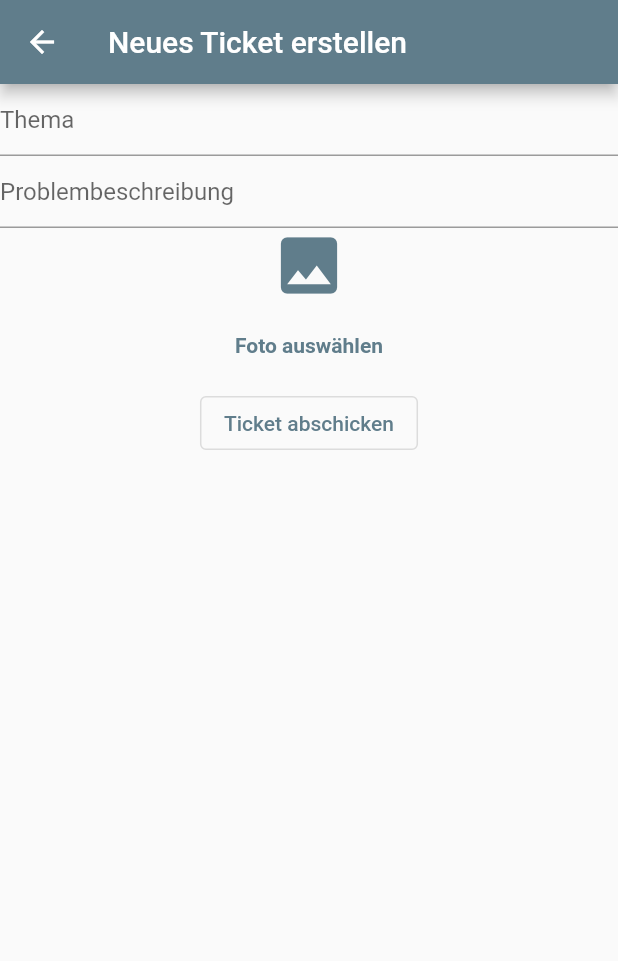
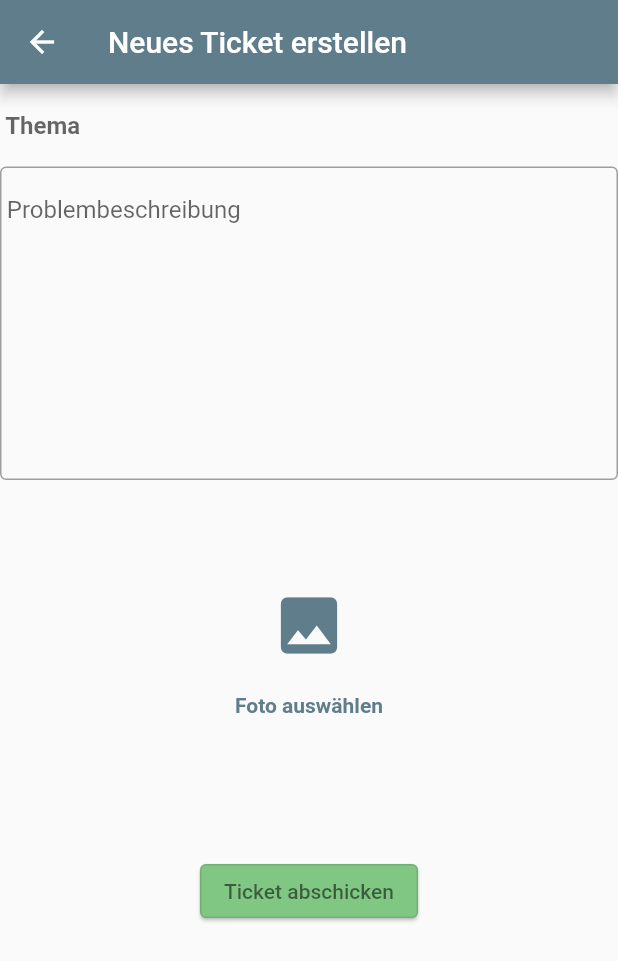
Before and after one commit to mayaArh/Hausmeisterapp, a Flutter app: the TicketCreationView screen opened directly with empty values, on a phone screen of 412 x 824 dp. Shown: the top 961 px of the screen. Run offline on Flutter 3.47's test engine with Material 2 defaults, Android fonts, the light colour scheme and no system bars; our stand-ins replace cloud_firestore, firebase_auth, firebase_core, firebase_storage, flutter_image_compress, image_cropper and 2 more; accounts and stored records are empty; network calls fail.

Commit message:
single android functionality with some ui faults

```diff
--- a/lib/constants/routes.dart
+++ b/lib/constants/routes.dart
@@ -3,5 +3,5 @@ const registerRoute = '/register/';
 const verifyEmailRoute = '/verify-email/';
 const citiesOverviewRoute = '/cities-overview/';
 const housesOverviewRoute = '/houses-overview/';
-const ticketsOverviewRoute = '/tickets_overview/';
+const ticketsOverviewRoute = '/tickets-overview/';
 const ticketCreationRoute = '/ticket-creation';
--- a/lib/views/administration_views/login_view.dart
+++ b/lib/views/administration_views/login_view.dart
@@ -89,7 +89,7 @@ class _LoginViewState extends State<LoginView> {
                 await ErrorDialog.showErrorDialog(context, 'Wrong password');
               } on GenericAuthException {
                 await ErrorDialog.showErrorDialog(
-                    context, 'Authentication Error');
+                    context, 'Bitte verbinden Sie sich mit dem Internet.');
               }
             },
             child: const Text('Anmelden.'),
--- a/lib/views/administration_views/single_ticket_view.dart
+++ b/lib/views/administration_views/single_ticket_view.dart
@@ -100,6 +100,11 @@ class _SingleTicketViewState extends State<SingleTicketView> {
               ),
               child: const Text('Ticket speichern')),
           ElevatedButton(
+              style: ButtonStyle(
+                  backgroundColor: widget.selectedTicket.status ==
+                          TicketStatus.open
+                      ? MaterialStateProperty.all(Colors.green.shade400)
+                      : MaterialStateProperty.all(Colors.deepOrange.shade400)),
               onPressed: () async {
                 Ticket ticket;
                 if (widget.selectedTicket.status == TicketStatus.open) {
@@ -113,8 +118,14 @@ class _SingleTicketViewState extends State<SingleTicketView> {
                 Navigator.pop(context);
               },
               child: widget.selectedTicket.status == TicketStatus.open
-                  ? const Text('als fertiggestellt markieren')
-                  : const Text('Als offen markieren'))
+                  ? const Text(
+                      'als fertiggestellt markieren',
+                      selectionColor: Colors.green,
+                    )
+                  : const Text(
+                      'Als offen markieren',
+                      selectionColor: Colors.deepOrange,
+                    ))
         ],
       ),
     ));
--- a/lib/views/administration_views/ticket_creation_view.dart
+++ b/lib/views/administration_views/ticket_creation_view.dart
@@ -48,19 +48,47 @@ class _TicketCreationViewState extends State<TicketCreationView> {
         appBar: AppBar(title: const Text('Neues Ticket erstellen')),
         body: Column(
           children: [
-            TextField(
+            Container(
+              padding: const EdgeInsets.all(3.5),
+              child: TextField(
                   controller: _topic,
                   keyboardType: TextInputType.text,
+                  style: const TextStyle(fontWeight: FontWeight.bold),
                   decoration: const InputDecoration(
-                  hintText: 'Thema',
-                )),
-            TextField(
+                      hintText: 'Thema', border: InputBorder.none)),
+            ),
+            Container(
+              padding: const EdgeInsets.all(3.5),
+              decoration: BoxDecoration(
+                border: Border.all(
+                    color: Colors.grey), // Add border properties here
+                borderRadius:
+                    BorderRadius.circular(4.0), // Add border radius if desired
+              ),
+              child: SizedBox(
+                  height: 200,
+                  child: SingleChildScrollView(
+                    child: TextField(
                         controller: _description,
-                keyboardType: TextInputType.text,
+                        keyboardType: TextInputType.multiline,
+                        maxLines: null,
                         decoration: const InputDecoration(
                             hintText: 'Problembeschreibung',
+                            border: InputBorder.none)),
                   )),
-            UserImage(
+            ),
+            Container(
+              width: 300,
+              height: 250,
+              padding: const EdgeInsets.all(71),
+              decoration: BoxDecoration(
+                border: Border.all(
+                    color: Colors.grey,
+                    style: BorderStyle.none), // Add border properties here
+                borderRadius:
+                    BorderRadius.circular(4.0), // Add border radius if desired
+              ),
+              child: UserImage(
                 onFileChanged: (imageUrl) {
                   setState(() {
                     if (this.imageUrl != null) {
@@ -70,7 +98,14 @@ class _TicketCreationViewState extends State<TicketCreationView> {
                   });
                 },
               ),
+            ),
             OutlinedButton(
+                style: ButtonStyle(
+                    elevation: const MaterialStatePropertyAll(1.0),
+                    foregroundColor:
+                        const MaterialStatePropertyAll(Colors.black54),
+                    backgroundColor:
+                        MaterialStatePropertyAll(Colors.green.shade300)),
                 onPressed: () async {
                   final topic = _topic.text;
                   final description = _description.text;
```
Lines whose indentation alone changed are shown as unchanged.
